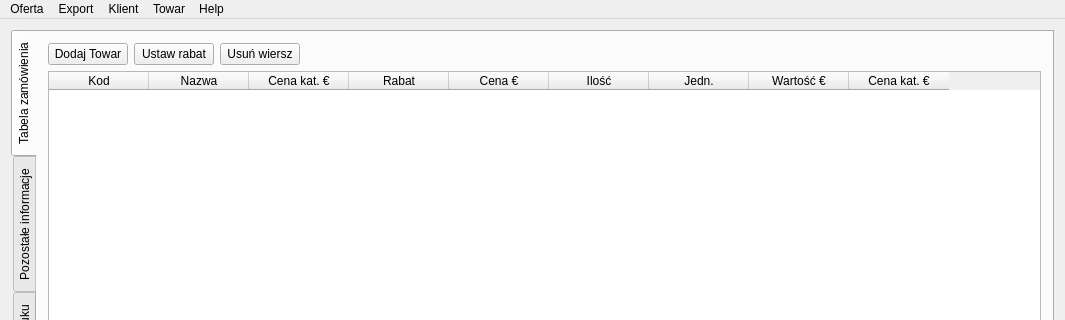
Qt form MainWindow.ui (konserw/koferta) before a commit; both pictures show x 0 to 1065 and y 0 to 320 of the 1065 by 789 pixel window.
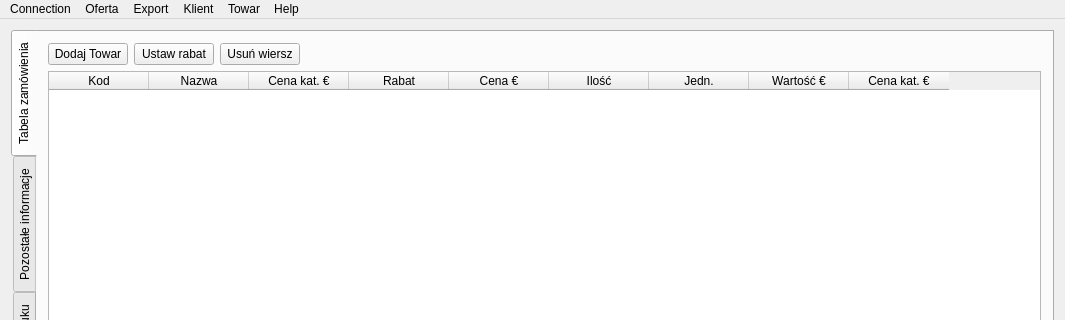
The same form after that commit. The open tabs and pages were chosen to show the change. Icons and pictures are not drawn.

Commit message: Initial changes in MainWindow concerning ogging in

The edit to the form file:
```diff
--- a/MainWindow.ui
+++ b/MainWindow.ui
@@ -733,7 +733,7 @@
      <x>0</x>
      <y>0</y>
      <width>1065</width>
-     <height>23</height>
+     <height>21</height>
     </rect>
    </property>
    <widget class="QMenu" name="menuOferta">
@@ -776,6 +776,16 @@
     <addaction name="towarNowy"/>
     <addaction name="towarEdycja"/>
    </widget>
+   <widget class="QMenu" name="menuConnect">
+    <property name="title">
+     <string>Connection</string>
+    </property>
+    <addaction name="actionConnect"/>
+    <addaction name="actionDisconnect"/>
+    <addaction name="separator"/>
+    <addaction name="actionExit"/>
+   </widget>
+   <addaction name="menuConnect"/>
    <addaction name="menuOferta"/>
    <addaction name="menuExport"/>
    <addaction name="menuKlient"/>
```
Left out of the diff: 14 changed lines with no effect on the pictures. The commit also changes 2 other files.
